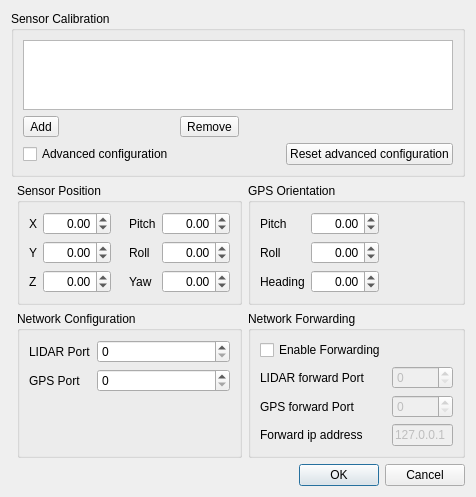
The window that VelodyneHDL/vvCalibrationDialog.ui (Kitware/VeloView) describes before a commit, drawn with Qt 5.
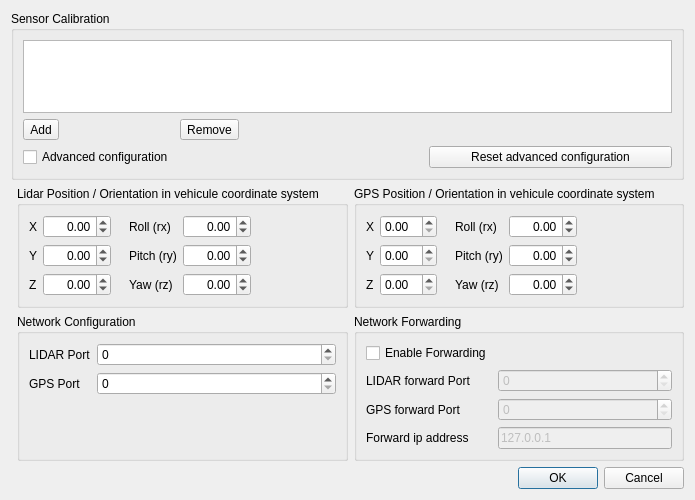
The same window after the commit. Icons and pictures are not drawn.

What changed in the file:
```diff
--- a/VelodyneHDL/vvCalibrationDialog.ui
+++ b/VelodyneHDL/vvCalibrationDialog.ui
@@ -6,116 +6,14 @@
    <rect>
     <x>0</x>
     <y>0</y>
-    <width>462</width>
-    <height>463</height>
+    <width>626</width>
+    <height>500</height>
    </rect>
   </property>
   <property name="windowTitle">
    <string>Sensor Configuration</string>
   </property>
   <layout class="QGridLayout" name="gridLayout_2" columnstretch="0,0,0">
-   <item row="6" column="0" colspan="3">
-    <widget class="QDialogButtonBox" name="ButtonBox">
-     <property name="orientation">
-      <enum>Qt::Horizontal</enum>
-     </property>
-     <property name="standardButtons">
-      <set>QDialogButtonBox::Cancel|QDialogButtonBox::Ok</set>
-     </property>
-    </widget>
-   </item>
-   <item row="2" column="2">
-    <widget class="QGroupBox" name="OrientationGroup">
-     <property name="title">
-      <string>GPS Orientation</string>
-     </property>
-     <property name="flat">
-      <bool>false</bool>
-     </property>
-     <layout class="QHBoxLayout" name="horizontalLayout_2">
-      <item>
-       <layout class="QFormLayout" name="formLayout">
-        <property name="fieldGrowthPolicy">
-         <enum>QFormLayout::AllNonFixedFieldsGrow</enum>
-        </property>
-        <item row="1" column="0">
-         <widget class="QLabel" name="GpsPitchLabel">
-          <property name="text">
-           <string>Pitch</string>
-          </property>
-         </widget>
-        </item>
-        <item row="1" column="1">
-         <widget class="QDoubleSpinBox" name="GpsPitchSpinBox">
-          <property name="alignment">
-           <set>Qt::AlignRight|Qt::AlignTrailing|Qt::AlignVCenter</set>
-          </property>
-          <property name="minimum">
-           <double>-90.000000000000000</double>
-          </property>
-          <property name="maximum">
-           <double>90.000000000000000</double>
-          </property>
-         </widget>
-        </item>
-        <item row="2" column="0">
-         <widget class="QLabel" name="GpsRollLabel">
-          <property name="text">
-           <string>Roll</string>
-          </property>
-         </widget>
-        </item>
-        <item row="2" column="1">
-         <widget class="QDoubleSpinBox" name="GpsRollSpinBox">
-          <property name="alignment">
-           <set>Qt::AlignRight|Qt::AlignTrailing|Qt::AlignVCenter</set>
-          </property>
-          <property name="minimum">
-           <double>-180.000000000000000</double>
-          </property>
-          <property name="maximum">
-           <double>180.000000000000000</double>
-          </property>
-         </widget>
-        </item>
-        <item row="3" column="0">
-         <widget class="QLabel" name="GpsYawLabel">
-          <property name="text">
-           <string>Heading</string>
-          </property>
-         </widget>
-        </item>
-        <item row="3" column="1">
-         <widget class="QDoubleSpinBox" name="GpsYawSpinBox">
-          <property name="alignment">
-           <set>Qt::AlignRight|Qt::AlignTrailing|Qt::AlignVCenter</set>
-          </property>
-          <property name="minimum">
-           <double>-360.000000000000000</double>
-          </property>
-          <property name="maximum">
-           <double>360.000000000000000</double>
-          </property>
-         </widget>
-        </item>
-       </layout>
-      </item>
-      <item>
-       <spacer name="horizontalSpacer_4">
-        <property name="orientation">
-         <enum>Qt::Horizontal</enum>
-        </property>
-        <property name="sizeHint" stdset="0">
-         <size>
-          <width>20</width>
-          <height>20</height>
-         </size>
-        </property>
-       </spacer>
-      </item>
-     </layout>
-    </widget>
-   </item>
    <item row="4" column="1">
     <widget class="QGroupBox" name="NetworkGroup">
      <property name="title">
@@ -314,10 +212,162 @@
      </layout>
     </widget>
    </item>
+   <item row="6" column="0" colspan="3">
+    <widget class="QDialogButtonBox" name="ButtonBox">
+     <property name="orientation">
+      <enum>Qt::Horizontal</enum>
+     </property>
+     <property name="standardButtons">
+      <set>QDialogButtonBox::Cancel|QDialogButtonBox::Ok</set>
+     </property>
+    </widget>
+   </item>
+   <item row="2" column="2">
+    <widget class="QGroupBox" name="OrientationGroup">
+     <property name="title">
+      <string>GPS Position / Orientation in vehicule coordinate system</string>
+     </property>
+     <property name="flat">
+      <bool>false</bool>
+     </property>
+     <layout class="QHBoxLayout" name="horizontalLayout_2">
+      <item>
+       <layout class="QFormLayout" name="formLayout_2">
+        <item row="0" column="0">
+         <widget class="QLabel" name="GpsXLabel">
+          <property name="text">
+           <string>X</string>
+          </property>
+         </widget>
+        </item>
+        <item row="0" column="1">
+         <widget class="QDoubleSpinBox" name="GpsXSpinBox"/>
+        </item>
+        <item row="1" column="0">
+         <widget class="QLabel" name="GpsYLabel">
+          <property name="text">
+           <string>Y</string>
+          </property>
+         </widget>
+        </item>
+        <item row="1" column="1">
+         <widget class="QDoubleSpinBox" name="GpsYSpinBox"/>
+        </item>
+        <item row="2" column="0">
+         <widget class="QLabel" name="GpsZLabel">
+          <property name="text">
+           <string>Z</string>
+          </property>
+         </widget>
+        </item>
+        <item row="2" column="1">
+         <widget class="QDoubleSpinBox" name="GpsZSpinBox"/>
+        </item>
+       </layout>
+      </item>
+      <item>
+       <spacer name="horizontalSpacer_6">
+        <property name="orientation">
+         <enum>Qt::Horizontal</enum>
+        </property>
+        <property name="sizeType">
+         <enum>QSizePolicy::Fixed</enum>
+        </property>
+        <property name="sizeHint" stdset="0">
+         <size>
+          <width>12</width>
+          <height>20</height>
+         </size>
+        </property>
+       </spacer>
+      </item>
+      <item>
+       <layout class="QFormLayout" name="formLayout">
+        <property name="fieldGrowthPolicy">
+         <enum>QFormLayout::AllNonFixedFieldsGrow</enum>
+        </property>
+        <item row="1" column="0">
+         <widget class="QLabel" name="GpsRollLabel">
+          <property name="text">
+           <string>Roll (rx)</string>
+          </property>
+         </widget>
+        </item>
+        <item row="1" column="1">
+         <widget class="QDoubleSpinBox" name="GpsRollSpinBox">
+          <property name="alignment">
+           <set>Qt::AlignRight|Qt::AlignTrailing|Qt::AlignVCenter</set>
+          </property>
+          <property name="minimum">
+           <double>-90.000000000000000</double>
+          </property>
+          <property name="maximum">
+           <double>90.000000000000000</double>
+          </property>
+         </widget>
+        </item>
+        <item row="2" column="0">
+         <widget class="QLabel" name="GpsPitchLabel">
+          <property name="text">
+           <string>Pitch (ry)</string>
+          </property>
+         </widget>
+        </item>
+        <item row="2" column="1">
+         <widget class="QDoubleSpinBox" name="GpsPitchSpinBox">
+          <property name="alignment">
+           <set>Qt::AlignRight|Qt::AlignTrailing|Qt::AlignVCenter</set>
+          </property>
+          <property name="minimum">
+           <double>-180.000000000000000</double>
+          </property>
+          <property name="maximum">
+           <double>180.000000000000000</double>
+          </property>
+         </widget>
+        </item>
+        <item row="3" column="0">
+         <widget class="QLabel" name="GpsYawLabel">
+          <property name="text">
+           <string>Yaw (rz)</string>
+          </property>
+         </widget>
+        </item>
+        <item row="3" column="1">
+         <widget class="QDoubleSpinBox" name="GpsYawSpinBox">
+          <property name="alignment">
+           <set>Qt::AlignRight|Qt::AlignTrailing|Qt::AlignVCenter</set>
+          </property>
+          <property name="minimum">
+           <double>-360.000000000000000</double>
+          </property>
+          <property name="maximum">
+           <double>360.000000000000000</double>
+          </property>
+         </widget>
+        </item>
+       </layout>
+      </item>
+      <item>
+       <spacer name="horizontalSpacer_4">
+        <property name="orientation">
+         <enum>Qt::Horizontal</enum>
+        </property>
+        <property name="sizeHint" stdset="0">
+         <size>
+          <width>20</width>
+          <height>20</height>
+         </size>
+        </property>
+       </spacer>
+      </item>
+     </layout>
+    </widget>
+   </item>
    <item row="2" column="1">
     <widget class="QGroupBox" name="PositionGroup">
      <property name="title">
-      <string>Sensor Position</string>
+      <string>Lidar Position / Orientation in vehicule coordinate system</string>
      </property>
      <layout class="QHBoxLayout" name="horizontalLayout">
       <item>
@@ -406,38 +456,38 @@
          <enum>QFormLayout::AllNonFixedFieldsGrow</enum>
         </property>
         <item row="1" column="0">
-         <widget class="QLabel" name="PitchLabel">
-          <property name="text">
-           <string>Pitch</string>
-          </property>
-         </widget>
-        </item>
-        <item row="1" column="1">
-         <widget class="QDoubleSpinBox" name="PitchSpinBox">
-          <property name="alignment">
-           <set>Qt::AlignRight|Qt::AlignTrailing|Qt::AlignVCenter</set>
-          </property>
-          <property name="minimum">
-           <double>-90.000000000000000</double>
-          </property>
-          <property name="maximum">
-           <double>90.000000000000000</double>
-          </property>
-         </widget>
-        </item>
-        <item row="2" column="0">
          <widget class="QLabel" name="RollLabel">
           <property name="text">
-           <string>Roll</string>
+           <string>Roll (rx)</string>
           </property>
          </widget>
         </item>
-        <item row="2" column="1">
+        <item row="1" column="1">
          <widget class="QDoubleSpinBox" name="RollSpinBox">
           <property name="alignment">
            <set>Qt::AlignRight|Qt::AlignTrailing|Qt::AlignVCenter</set>
           </property>
           <property name="minimum">
+           <double>-90.000000000000000</double>
+          </property>
+          <property name="maximum">
+           <double>90.000000000000000</double>
+          </property>
+         </widget>
+        </item>
+        <item row="2" column="0">
+         <widget class="QLabel" name="PitchLabel">
+          <property name="text">
+           <string>Pitch (ry)</string>
+          </property>
+         </widget>
+        </item>
+        <item row="2" column="1">
+         <widget class="QDoubleSpinBox" name="PitchSpinBox">
+          <property name="alignment">
+           <set>Qt::AlignRight|Qt::AlignTrailing|Qt::AlignVCenter</set>
+          </property>
+          <property name="minimum">
            <double>-180.000000000000000</double>
           </property>
           <property name="maximum">
@@ -448,7 +498,7 @@
         <item row="3" column="0">
          <widget class="QLabel" name="YawLabel">
           <property name="text">
-           <string>Yaw</string>
+           <string>Yaw (rz)</string>
           </property>
          </widget>
         </item>
```
Left out of the diff: 6 changed lines with no effect on the pictures.
